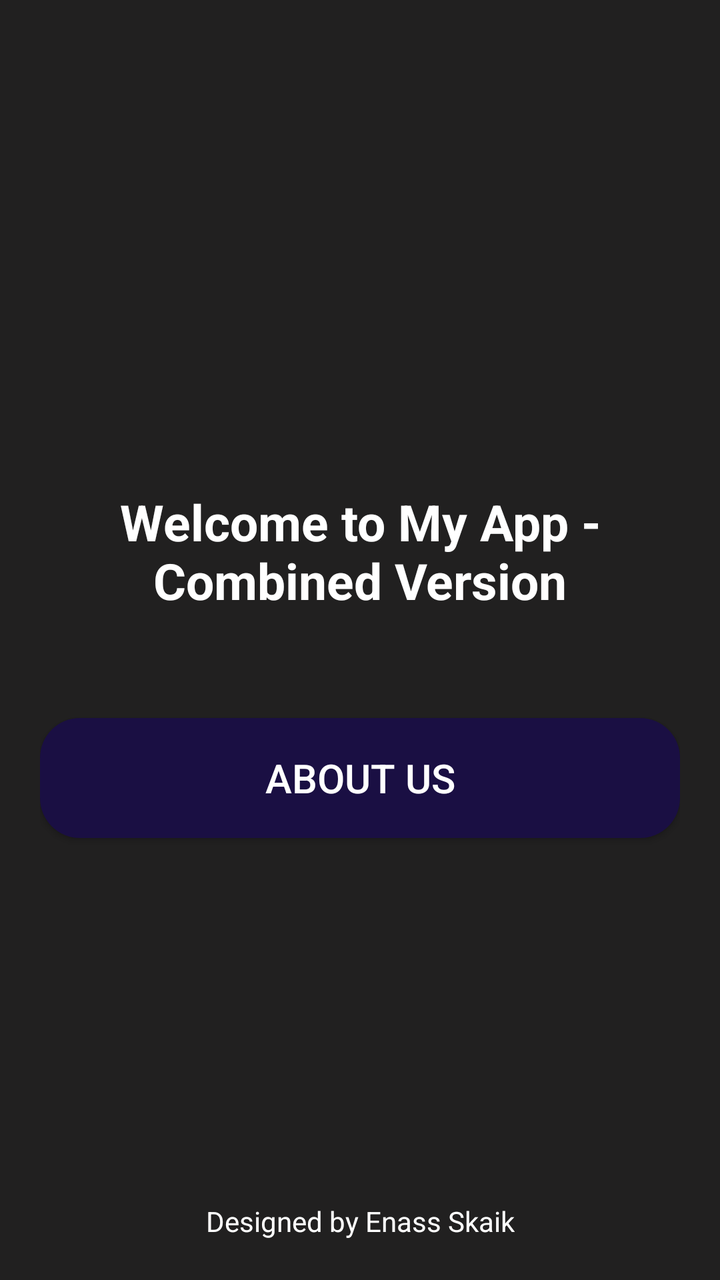
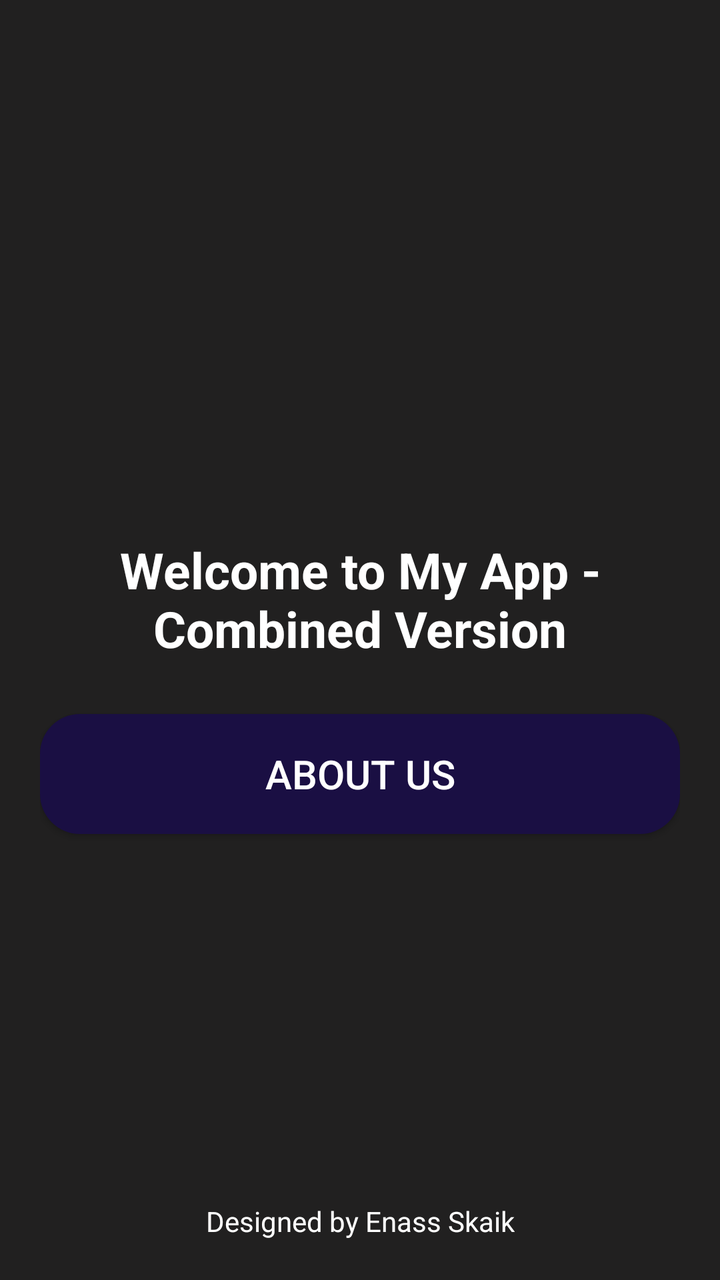

Compare the two renders of this Android layout. The source of the first and the diff that turns it into the second are given below.
<!-- AndroidManifest.xml: application theme Theme.Portfolioproject -->
<!-- res/layout/activity_main.xml -->
<?xml version="1.0" encoding="utf-8"?>
<androidx.constraintlayout.widget.ConstraintLayout xmlns:android="http://schemas.android.com/apk/res/android"
    xmlns:app="http://schemas.android.com/apk/res-auto"
    xmlns:tools="http://schemas.android.com/tools"
    android:id="@+id/main"
    android:layout_width="match_parent"
    android:layout_height="match_parent"
    tools:context=".MainActivity"
    android:padding="20dp"
    android:background="@color/gray">

    <TextView
        android:id="@+id/textView"
        android:layout_width="match_parent"
        android:layout_height="wrap_content"
        android:layout_marginTop="224dp"
        android:text="Welcome to My App - Combined Version"
        android:textAlignment="center"
        android:textColor="@color/white"
        android:textSize="25sp"
        android:textStyle="bold"
        app:layout_constraintEnd_toEndOf="parent"
        app:layout_constraintHorizontal_bias="0.0"
        app:layout_constraintStart_toStartOf="parent"
        app:layout_constraintTop_toTopOf="parent" />

    <androidx.appcompat.widget.AppCompatButton
        android:id="@+id/btn_navigate"
        android:layout_width="match_parent"
        android:layout_height="60dp"
        android:layout_marginTop="52dp"
        android:background="@drawable/about_btn"
        android:text="about us"
        android:textColor="@color/white"
        android:textSize="20sp"
        app:layout_constraintBottom_toTopOf="@+id/footerTextView"
        app:layout_constraintEnd_toEndOf="parent"
        app:layout_constraintHorizontal_bias="0.0"
        app:layout_constraintStart_toStartOf="parent"
        app:layout_constraintTop_toBottomOf="@+id/textView"
        app:layout_constraintVertical_bias="0.0">

    </androidx.appcompat.widget.AppCompatButton>

    <TextView
        android:id="@+id/footerTextView"
        android:layout_width="wrap_content"
        android:layout_height="wrap_content"
        android:text="Designed by Enass Skaik"
        android:textColor="@color/white"
        app:layout_constraintBottom_toBottomOf="parent"
        app:layout_constraintStart_toStartOf="parent"
        app:layout_constraintEnd_toEndOf="parent" />

</androidx.constraintlayout.widget.ConstraintLayout>
<!-- resources referenced by this layout -->
<resources>
  <color name="gray">#212020</color>
  <color name="white">#FFFFFFFF</color>
  <!-- drawable about_btn (drawable) -->
  <?xml version="1.0" encoding="utf-8"?>
  <shape xmlns:android="http://schemas.android.com/apk/res/android"
      android:shape="rectangle">
      <corners android:radius="20dp"/>
      <solid android:color="@color/purple"/>
  
  
  </shape>
  <style name="Theme.Portfolioproject" parent="Base.Theme.Portfolioproject" />
  <color name="purple">#1A0F43</color>
  <style name="Base.Theme.Portfolioproject" parent="Theme.Material3.DayNight.NoActionBar">
          
          
      </style>
</resources>

<!-- the commit's change to res/layout/activity_main.xml (unified diff, before → after) -->
@@ -9,11 +9,29 @@
     android:padding="20dp"
     android:background="@color/gray">
 
+    <androidx.appcompat.widget.AppCompatButton
+        android:id="@+id/btn_navigate"
+        android:layout_width="match_parent"
+        android:layout_height="60dp"
+        android:layout_marginTop="24dp"
+        android:background="@drawable/about_btn"
+        android:text="about us"
+        android:textColor="@color/white"
+        android:textSize="20sp"
+        app:layout_constraintBottom_toTopOf="@+id/footerTextView"
+        app:layout_constraintEnd_toEndOf="parent"
+        app:layout_constraintHorizontal_bias="0.0"
+        app:layout_constraintStart_toStartOf="parent"
+        app:layout_constraintTop_toBottomOf="@+id/textView"
+        app:layout_constraintVertical_bias="0.01">
+
+    </androidx.appcompat.widget.AppCompatButton>
+
     <TextView
         android:id="@+id/textView"
         android:layout_width="match_parent"
         android:layout_height="wrap_content"
-        android:layout_marginTop="224dp"
+        android:layout_marginTop="248dp"
         android:text="Welcome to My App - Combined Version"
         android:textAlignment="center"
         android:textColor="@color/white"
@@ -23,24 +41,6 @@
         app:layout_constraintHorizontal_bias="0.0"
         app:layout_constraintStart_toStartOf="parent"
         app:layout_constraintTop_toTopOf="parent" />
-
-    <androidx.appcompat.widget.AppCompatButton
-        android:id="@+id/btn_navigate"
-        android:layout_width="match_parent"
-        android:layout_height="60dp"
-        android:layout_marginTop="52dp"
-        android:background="@drawable/about_btn"
-        android:text="about us"
-        android:textColor="@color/white"
-        android:textSize="20sp"
-        app:layout_constraintBottom_toTopOf="@+id/footerTextView"
-        app:layout_constraintEnd_toEndOf="parent"
-        app:layout_constraintHorizontal_bias="0.0"
-        app:layout_constraintStart_toStartOf="parent"
-        app:layout_constraintTop_toBottomOf="@+id/textView"
-        app:layout_constraintVertical_bias="0.0">
-
-    </androidx.appcompat.widget.AppCompatButton>
 
     <TextView
         android:id="@+id/footerTextView"
